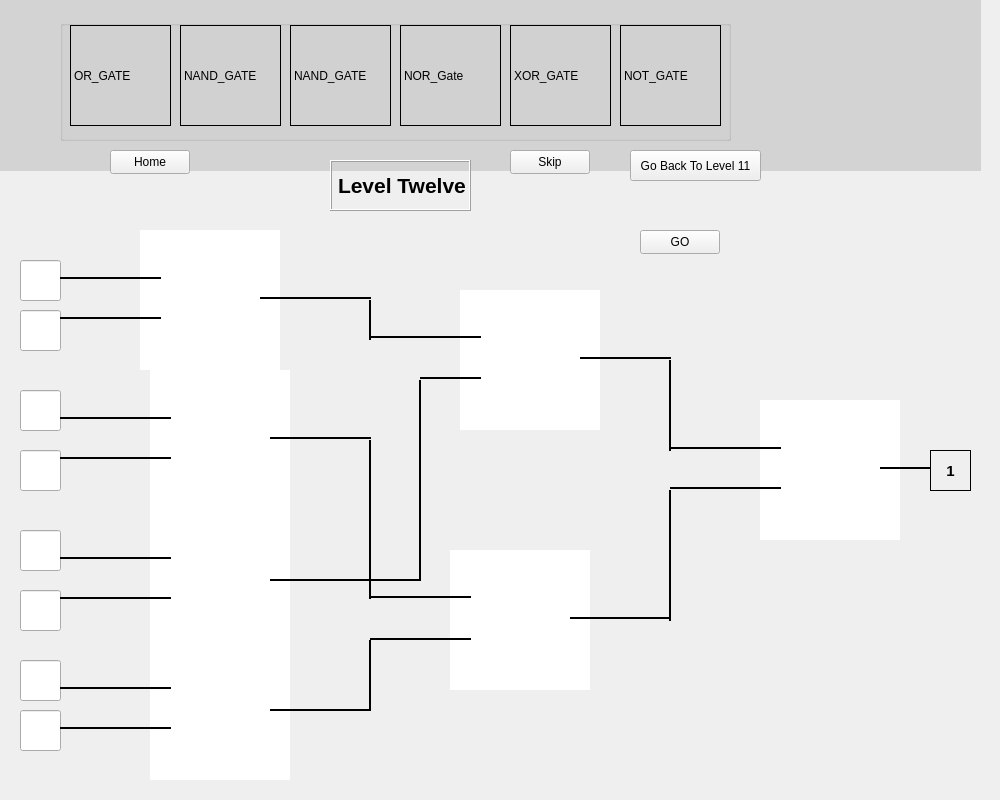
Old version of the form LevelsView.ui in the repository AhmedZ70/BitWise-EducationalApp.
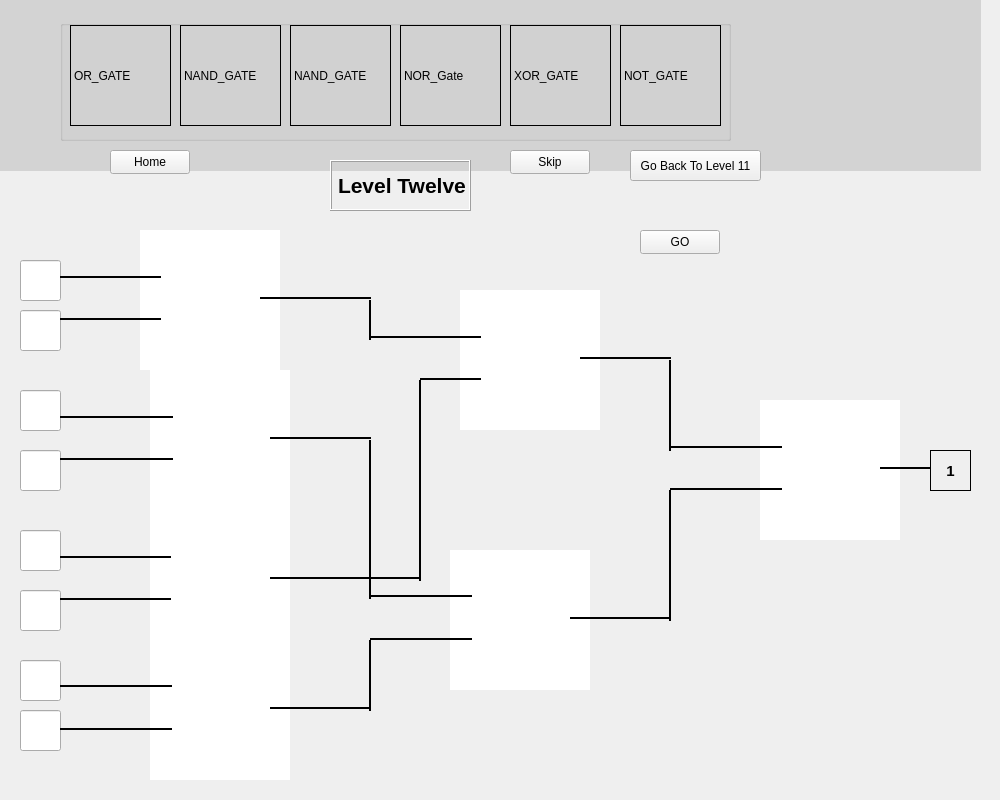
New version of the form. Icons and pictures are not drawn. Custom widgets are drawn as their Qt base class.

Commit message: Level 12 Finished

What changed in the file:
```diff
--- a/LevelsView.ui
+++ b/LevelsView.ui
@@ -4393,7 +4393,7 @@
      <property name="geometry">
       <rect>
        <x>80</x>
-       <y>130</y>
+       <y>129</y>
        <width>101</width>
        <height>16</height>
       </rect>
@@ -4572,7 +4572,7 @@
       <rect>
        <x>390</x>
        <y>491</y>
-       <width>101</width>
+       <width>102</width>
        <height>16</height>
       </rect>
      </property>
@@ -4590,7 +4590,7 @@
      <property name="geometry">
       <rect>
        <x>440</x>
-       <y>230</y>
+       <y>231</y>
        <width>61</width>
        <height>16</height>
       </rect>
@@ -4609,8 +4609,8 @@
      <property name="geometry">
       <rect>
        <x>390</x>
-       <y>449</y>
-       <width>101</width>
+       <y>448</y>
+       <width>102</width>
        <height>16</height>
       </rect>
      </property>
@@ -4701,8 +4701,8 @@
      <property name="geometry">
       <rect>
        <x>690</x>
-       <y>300</y>
-       <width>111</width>
+       <y>299</y>
+       <width>112</width>
        <height>16</height>
       </rect>
      </property>
@@ -4720,8 +4720,8 @@
      <property name="geometry">
       <rect>
        <x>690</x>
-       <y>340</y>
-       <width>111</width>
+       <y>341</y>
+       <width>112</width>
        <height>16</height>
       </rect>
      </property>
@@ -4793,8 +4793,8 @@
      <property name="geometry">
       <rect>
        <x>80</x>
-       <y>540</y>
-       <width>111</width>
+       <y>538</y>
+       <width>112</width>
        <height>16</height>
       </rect>
      </property>
@@ -4812,8 +4812,8 @@
      <property name="geometry">
       <rect>
        <x>80</x>
-       <y>580</y>
-       <width>111</width>
+       <y>581</y>
+       <width>112</width>
        <height>16</height>
       </rect>
      </property>
@@ -4831,7 +4831,7 @@
      <property name="geometry">
       <rect>
        <x>80</x>
-       <y>410</y>
+       <y>409</y>
        <width>111</width>
        <height>16</height>
       </rect>
@@ -4850,7 +4850,7 @@
      <property name="geometry">
       <rect>
        <x>80</x>
-       <y>450</y>
+       <y>451</y>
        <width>111</width>
        <height>16</height>
       </rect>
@@ -4869,7 +4869,7 @@
      <property name="geometry">
       <rect>
        <x>80</x>
-       <y>170</y>
+       <y>171</y>
        <width>101</width>
        <height>16</height>
       </rect>
@@ -4888,8 +4888,8 @@
      <property name="geometry">
       <rect>
        <x>80</x>
-       <y>270</y>
-       <width>111</width>
+       <y>269</y>
+       <width>113</width>
        <height>16</height>
       </rect>
      </property>
@@ -4907,8 +4907,8 @@
      <property name="geometry">
       <rect>
        <x>80</x>
-       <y>310</y>
-       <width>111</width>
+       <y>311</y>
+       <width>113</width>
        <height>16</height>
       </rect>
      </property>
@@ -4926,7 +4926,7 @@
      <property name="geometry">
       <rect>
        <x>290</x>
-       <y>560</y>
+       <y>558</y>
        <width>101</width>
        <height>20</height>
       </rect>
@@ -4964,7 +4964,7 @@
      <property name="geometry">
       <rect>
        <x>290</x>
-       <y>430</y>
+       <y>428</y>
        <width>151</width>
        <height>20</height>
       </rect>
```
Left out of the diff: 94 changed lines with no effect on the pictures.
